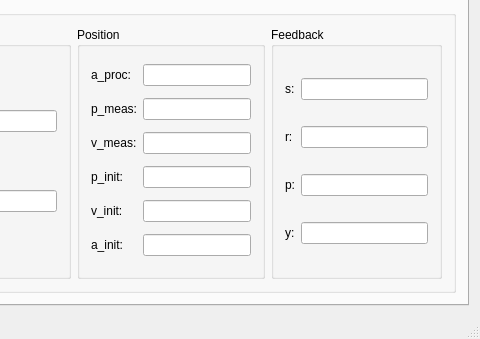
quantum-pie/ins-board-pc, file ins_board_pc/mainwindow.ui: the form before one commit; both pictures show x 721 to 1201 and y 401 to 740 of the 1201 by 740 pixel window.
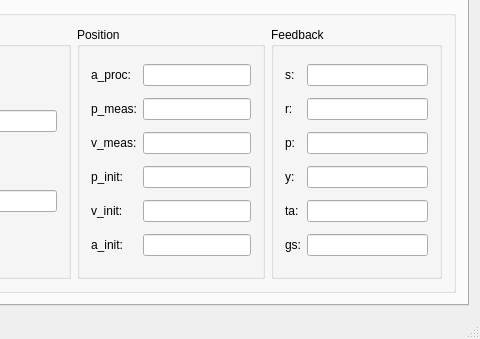
The form after the commit. The open tabs and pages were chosen to show the change. Custom widgets are drawn as their Qt base class.

Diff of the .ui file:
```diff
--- a/ins_board_pc/mainwindow.ui
+++ b/ins_board_pc/mainwindow.ui
@@ -874,6 +874,19 @@
               <item row="0" column="1">
                <widget class="QLineEdit" name="samples_le_2"/>
               </item>
+              <item row="4" column="1">
+               <widget class="QLineEdit" name="track_angle_le"/>
+              </item>
+              <item row="5" column="1">
+               <widget class="QLineEdit" name="ground_speed_le"/>
+              </item>
+              <item row="4" column="0">
+               <widget class="QLabel" name="label_45">
+                <property name="text">
+                 <string>ta:</string>
+                </property>
+               </widget>
+              </item>
               <item row="1" column="0">
                <widget class="QLabel" name="label_33">
                 <property name="text">
@@ -904,6 +917,13 @@
               <item row="3" column="1">
                <widget class="QLineEdit" name="yaw_std_le_2"/>
               </item>
+              <item row="5" column="0">
+               <widget class="QLabel" name="label_46">
+                <property name="text">
+                 <string>gs:</string>
+                </property>
+               </widget>
+              </item>
              </layout>
             </widget>
            </item>
```
Left out of the diff: 22 changed lines with no effect on the pictures.
